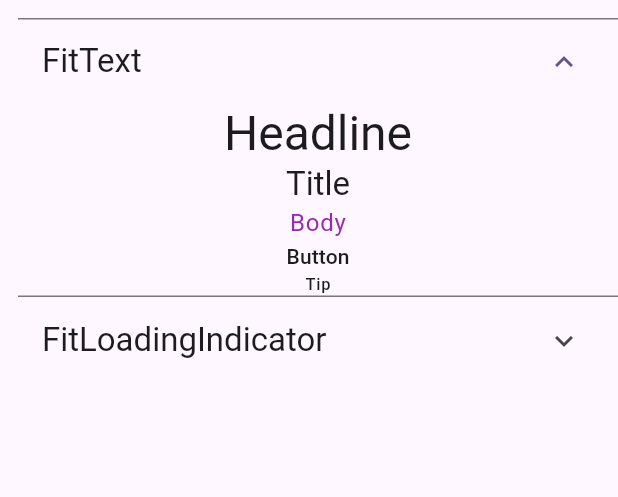
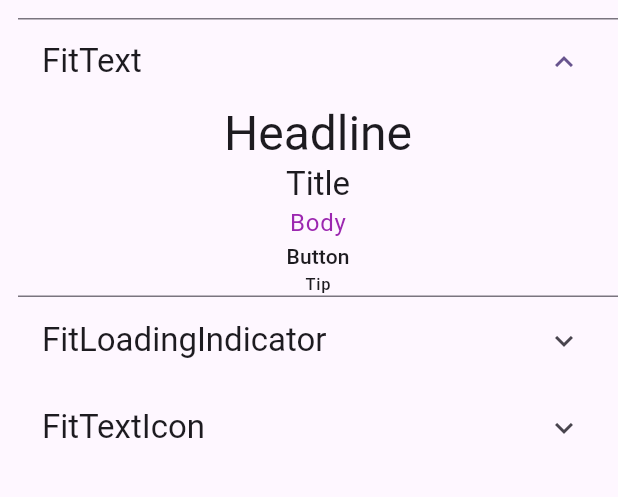
Before and after one commit to Vaistudio-dev/flutter_fit_utils_ui, a Flutter app: the screen it shows after launch, after a tap on "FitText", on a phone screen of 412 x 824 dp, the part 84-581 px from its top. Run offline on Flutter 3.47's test engine with Material 3 defaults, Android fonts, the phone set to English and light mode, and no system bars; our stand-ins replace google_fonts; Roboto replaces fonts that are missing (Overpass).

Commit message:
Add FitTextIcon.

```diff
--- a/example/lib/main.dart
+++ b/example/lib/main.dart
@@ -60,6 +60,26 @@ class MyApp extends StatelessWidget {
                     const FitLoadingIndicator(alignment: Alignment.centerLeft),
                   ],
                 ),
+                const ExpansionTile(
+                  title: FitText.title("FitTextIcon"),
+                  children: [
+                    FitText.body("Default"),
+                    FitTextIcon(
+                      text: FitText.body("Information"),
+                      icon: Icon(Icons.abc),
+                    ),
+                    SizedBox(height: 12),
+                    FitText.body("Custom"),
+                    FitTextIcon(
+                      text: FitText.body("Information"),
+                      icon: Icon(Icons.book),
+                      themeData: FitTextIconThemeData(
+                        spacing: 12,
+                        contentOrder: TextIconOrder.ti,
+                      ),
+                    ),
+                  ],
+                ),
               ],
             ),
           ),
--- /dev/null
+++ b/lib/fit_text_icon/fit_text_icon_theme_data.dart
@@ -0,0 +1,46 @@
+import 'package:flutter/material.dart';
+
+/// Content order for a [TextIcon].
+enum TextIconOrder {
+  /// Text - Icon
+  ti,
+  /// Icon - Text
+  it
+}
+
+/// Theming properties of a [FitTextIcon].
+class FitTextIconThemeData {
+  static const double _defaultSpacing = 4;
+  static const MainAxisAlignment _defaultMainAxisAlignment = MainAxisAlignment.start;
+  static const CrossAxisAlignment _defaultCrossAxisAlignment = CrossAxisAlignment.center;
+  static const TextIconOrder _defaultContentOrder = TextIconOrder.it;
+
+  /// Margin of the row wrapping the content.
+  final EdgeInsets? margin;
+
+  /// Padding of the row wrapping the content.
+  final EdgeInsets? padding;
+
+  /// Horizontal spacing, in pixels, between the text and the icon. 4 pixels by
+  /// default.
+  final double spacing;
+
+  /// Main axis alignment of the row wrapping the content.
+  final MainAxisAlignment mainAxisAlignment;
+
+  /// Cross axis alignment of the row wrapping the content.
+  final CrossAxisAlignment crossAxisAlignment;
+
+  /// Order of the content.
+  final TextIconOrder contentOrder;
+
+  /// Creates a new [FitTextIconThemeData].
+  const FitTextIconThemeData({
+    this.margin,
+    this.padding,
+    this.spacing = _defaultSpacing,
+    this.mainAxisAlignment = _defaultMainAxisAlignment,
+    this.crossAxisAlignment = _defaultCrossAxisAlignment,
+    this.contentOrder = _defaultContentOrder,
+  });
+}
--- a/lib/fit_theme.dart
+++ b/lib/fit_theme.dart
@@ -1,5 +1,5 @@
 import 'package:flutter/material.dart';
-import 'package:flutter_fit_utils_ui/fit_loading_indicator.dart';
+import 'package:flutter_fit_utils_ui/flutter_fit_utils_ui.dart';
 
 /// Theme data with extended functionnalities.
 class FitTheme extends InheritedWidget {
@@ -12,12 +12,16 @@ class FitTheme extends InheritedWidget {
   /// You can override the size for individual loading indicators if needed.
   final Size loadingIndicatorSize;
 
+  /// Theming properties for [FitTextIcon].
+  final FitTextIconThemeData fitTextIconThemeData;
+
   /// Creates a new intance of [FitTheme].
   const FitTheme({
     super.key,
     required super.child,
     this.baseTextStyle,
-    this.loadingIndicatorSize = FitLoadingIndicator.defaultSize
+    this.loadingIndicatorSize = FitLoadingIndicator.defaultSize,
+    this.fitTextIconThemeData = const FitTextIconThemeData(),
   });
 
   /// Gets the closest [FitTheme] in the Widget Tree.
--- a/lib/flutter_fit_utils_ui.dart
+++ b/lib/flutter_fit_utils_ui.dart
@@ -3,3 +3,5 @@ library flutter_fit_utils_ui;
 export 'fit_text.dart';
 export 'fit_theme.dart';
 export 'fit_loading_indicator.dart';
+export 'fit_text_icon/fit_text_icon.dart';
+export 'fit_text_icon/fit_text_icon_theme_data.dart';
```
Also changed, not shown: lib/fit_text_icon/fit_text_icon.dart (added, +53 -0 lines).
